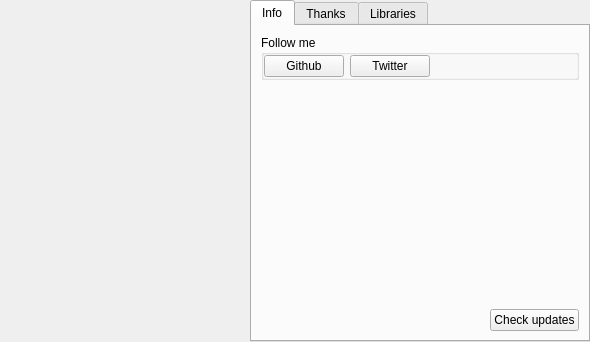
Above: xaboutwidget.ui from horsicq/XAboutWidget before the change. Below: the same form after it.
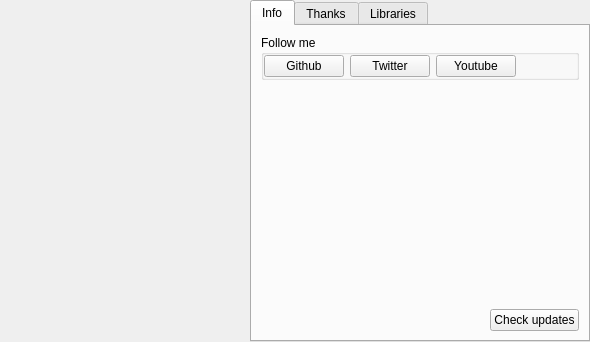
That is the form after the change.

The edit to the form file:
```diff
--- a/xaboutwidget.ui
+++ b/xaboutwidget.ui
@@ -96,6 +96,13 @@
             </property>
            </widget>
           </item>
+          <item>
+           <widget class="QPushButton" name="pushButtonFollowYoutube">
+            <property name="text">
+             <string notr="true">Youtube</string>
+            </property>
+           </widget>
+          </item>
           <item>
            <spacer name="horizontalSpacer">
             <property name="orientation">
```
